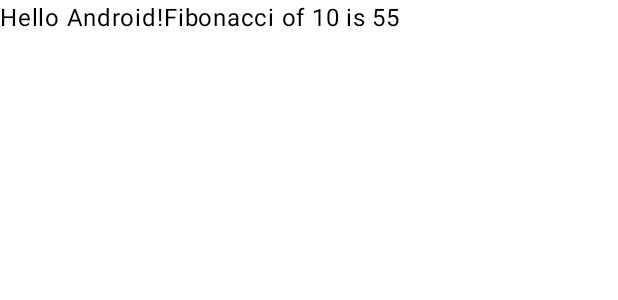
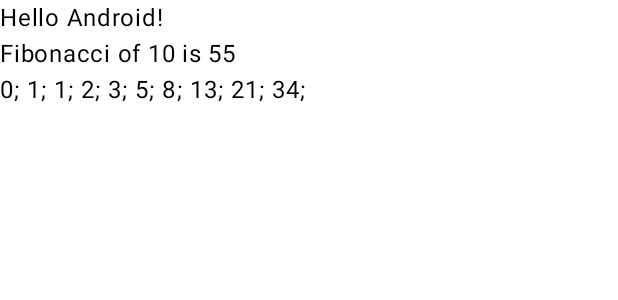
Before and after one commit to DanyElAlgo/kotlin-exam-2, an Android app built with Jetpack Compose: the @Preview function GreetingPreview, on a phone screen of 412 x 824 dp. Shown: the top 300 px of the screen. Run offline under Robolectric (Android 15) with nearby library versions, the phone set to English and light mode, and no system bars.

Commit message:
serie finalizada

```diff
--- a/task-extra/app/src/main/java/com/example/fibonacci/MainActivity.kt
+++ b/task-extra/app/src/main/java/com/example/fibonacci/MainActivity.kt
@@ -4,6 +4,7 @@ import android.os.Bundle
 import androidx.activity.ComponentActivity
 import androidx.activity.compose.setContent
 import androidx.activity.enableEdgeToEdge
+import androidx.compose.foundation.layout.Column
 import androidx.compose.foundation.layout.Row
 import androidx.compose.foundation.layout.fillMaxSize
 import androidx.compose.foundation.layout.padding
@@ -23,6 +24,7 @@ class MainActivity : ComponentActivity() {
                 Scaffold(modifier = Modifier.fillMaxSize()) { innerPadding ->
                     Greeting(
                         "Android",
+                        10,
                         modifier = Modifier.padding(innerPadding)
                     )
                 }
@@ -36,16 +38,26 @@ fun Fibo(n: Int): Int { // Retornar la secuencia de Fibonacci desde 0 hasta la p
 }
 
 @Composable
-fun Greeting(name: String, modifier: Modifier = Modifier) {
-    Row{
+fun Greeting(name: String, n: Int, modifier: Modifier = Modifier) {
+    Column{
         Text(
             text = "Hello $name!",
             modifier = modifier
         )
         Text(
-            text = "Fibonacci of 10 is ${Fibo(10)}",
+            text = "Fibonacci of $n is ${Fibo(10)}",
             modifier = modifier
         )
+        Row{
+            var x = 0
+            while (x < n) {
+                Text(
+                    text = "${Fibo(x)}; ",
+                    modifier = modifier
+                )
+                x += 1
+            }
+        }
     }
 }
 
@@ -53,6 +65,6 @@ fun Greeting(name: String, modifier: Modifier = Modifier) {
 @Composable
 fun GreetingPreview() {
     FibonacciTheme {
-        Greeting("Android")
+        Greeting("Android", 10)
     }
 }
```
